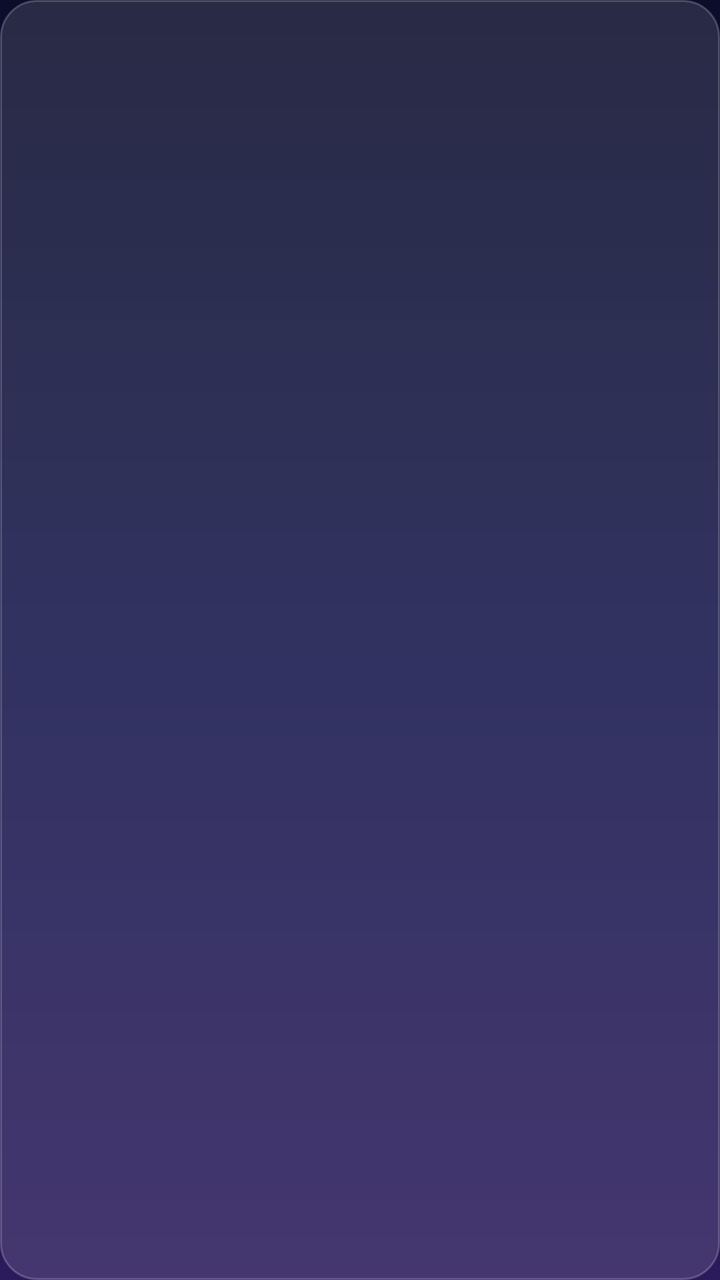
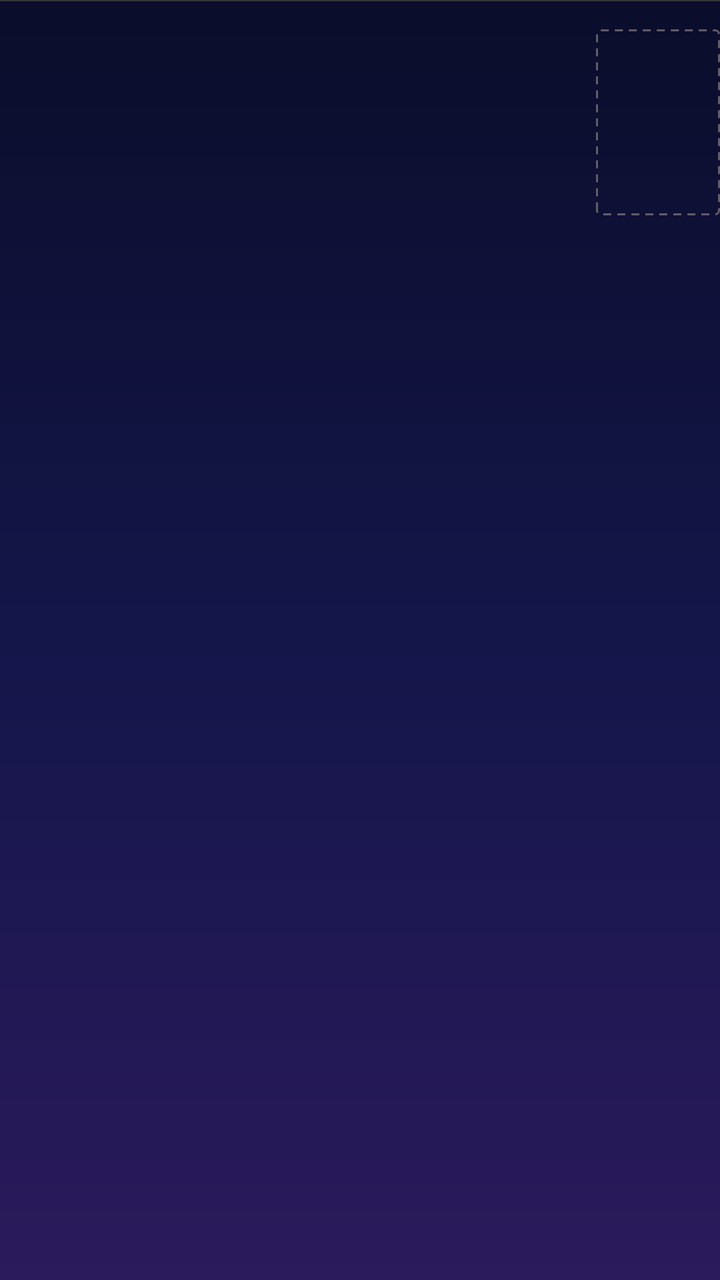

The first picture is an Android layout as it rendered before a commit; the second is the same layout after the commit. The layout source and the unified diff follow.
<!-- AndroidManifest.xml: application theme Theme.AnimeAwards -->
<!-- res/layout/item_category.xml -->
<?xml version="1.0" encoding="utf-8"?>
<LinearLayout xmlns:android="http://schemas.android.com/apk/res/android"
    android:layout_width="match_parent"
    android:layout_height="wrap_content"
    android:layout_margin="6dp"
    android:background="@drawable/bg_glass_card"
    android:gravity="center_vertical"
    android:orientation="horizontal"
    android:padding="14dp">

    <LinearLayout
        android:layout_width="0dp"
        android:layout_height="wrap_content"
        android:layout_weight="1"
        android:orientation="vertical">

        <TextView
            android:id="@+id/categoryName"
            android:layout_width="wrap_content"
            android:layout_height="wrap_content"
            android:textColor="@color/glass_text"
            android:textSize="17sp"
            android:textStyle="bold" />

        <TextView
            android:id="@+id/winnerText"
            android:layout_width="wrap_content"
            android:layout_height="wrap_content"
            android:layout_marginTop="4dp"
            android:textSize="13sp" />
    </LinearLayout>

    <com.biswajeet.animeawards.PosterView
        android:id="@+id/winnerPoster"
        android:layout_width="44dp"
        android:layout_height="64dp"
        android:layout_marginStart="12dp"
        android:contentDescription="Winner poster"
        android:visibility="gone" />

</LinearLayout>
<!-- resources referenced by this layout -->
<resources>
  <color name="glass_text">#FFFFFF</color>
  <!-- drawable bg_glass_card (drawable) -->
  <?xml version="1.0" encoding="utf-8"?>
  <shape xmlns:android="http://schemas.android.com/apk/res/android"
      android:shape="rectangle">
      <solid android:color="#1FFFFFFF" />
      <stroke android:width="1dp" android:color="#33FFFFFF" />
      <corners android:radius="18dp" />
  </shape>
  <style name="Theme.AnimeAwards" parent="Theme.AppCompat.NoActionBar">
          <item name="colorPrimary">#6750A4</item>
          <item name="colorPrimaryDark">@color/night_top</item>
          <item name="colorAccent">#B8A6FF</item>
          <item name="colorControlNormal">@color/glass_muted</item>
          <item name="android:windowBackground">@drawable/bg_night</item>
          <item name="android:statusBarColor">@color/night_top</item>
          <item name="android:navigationBarColor">@color/night_bottom</item>
          <item name="android:textColorHint">#8E90B8</item>
          <item name="buttonStyle">@style/Widget.Glass.Button</item>
      </style>
  <color name="night_top">#0B0D2B</color>
  <color name="glass_muted">#B9BBE0</color>
  <!-- drawable bg_night (drawable) -->
  <?xml version="1.0" encoding="utf-8"?>
  <shape xmlns:android="http://schemas.android.com/apk/res/android"
      android:shape="rectangle">
      <gradient
          android:angle="270"
          android:startColor="@color/night_top"
          android:centerColor="@color/night_mid"
          android:endColor="@color/night_bottom"
          android:type="linear" />
  </shape>
  <color name="night_bottom">#2B1A5C</color>
  <style name="Widget.Glass.Button" parent="Widget.AppCompat.Button">
          <item name="android:background">@drawable/bg_glass_button</item>
          <item name="android:textColor">@color/glass_text</item>
          <item name="android:textAllCaps">false</item>
          <item name="android:textSize">15sp</item>
          <item name="android:minHeight">48dp</item>
          <item name="android:minWidth">48dp</item>
          <item name="android:stateListAnimator">@null</item>
      </style>
  <color name="night_mid">#14164A</color>
  <!-- drawable bg_glass_button (drawable) -->
  <?xml version="1.0" encoding="utf-8"?>
  <ripple xmlns:android="http://schemas.android.com/apk/res/android"
      android:color="#40FFFFFF">
      <item>
          <shape android:shape="rectangle">
              <solid android:color="#26FFFFFF" />
              <stroke android:width="1dp" android:color="#40FFFFFF" />
              <corners android:radius="16dp" />
          </shape>
      </item>
  </ripple>
</resources>

<!-- the commit's change to res/layout/item_category.xml (unified diff, before → after) -->
@@ -2,40 +2,77 @@
 <LinearLayout xmlns:android="http://schemas.android.com/apk/res/android"
     android:layout_width="match_parent"
     android:layout_height="wrap_content"
-    android:layout_margin="6dp"
-    android:background="@drawable/bg_glass_card"
-    android:gravity="center_vertical"
-    android:orientation="horizontal"
-    android:padding="14dp">
+    android:clickable="true"
+    android:focusable="true"
+    android:foreground="?android:attr/selectableItemBackground"
+    android:orientation="vertical">
+
+    <View
+        android:layout_width="match_parent"
+        android:layout_height="0.5dp"
+        android:background="@color/ed_line" />
 
     <LinearLayout
-        android:layout_width="0dp"
+        android:layout_width="match_parent"
         android:layout_height="wrap_content"
-        android:layout_weight="1"
-        android:orientation="vertical">
+        android:orientation="horizontal"
+        android:paddingTop="14dp"
+        android:paddingBottom="14dp">
 
         <TextView
-            android:id="@+id/categoryName"
-            android:layout_width="wrap_content"
+            android:id="@+id/categoryNumber"
+            style="@style/Ed.Display"
+            android:layout_width="66dp"
             android:layout_height="wrap_content"
-            android:textColor="@color/glass_text"
-            android:textSize="17sp"
-            android:textStyle="bold" />
+            android:textColor="@color/ed_dim"
+            android:textSize="52sp" />
 
-        <TextView
-            android:id="@+id/winnerText"
-            android:layout_width="wrap_content"
-            android:layout_height="wrap_content"
-            android:layout_marginTop="4dp"
-            android:textSize="13sp" />
+        <LinearLayout
+            android:layout_width="0dp"
+            android:layout_height="93dp"
+            android:layout_marginEnd="12dp"
+            android:layout_weight="1"
+            android:orientation="vertical">
+
+            <TextView
+                android:id="@+id/categoryName"
+                style="@style/Ed.Display"
+                android:layout_width="match_parent"
+                android:layout_height="wrap_content"
+                android:letterSpacing="0.01"
+                android:maxLines="2"
+                android:textAllCaps="true"
+                android:textColor="@color/ed_ivory"
+                android:textSize="23sp" />
+
+            <Space
+                android:layout_width="match_parent"
+                android:layout_height="0dp"
+                android:layout_weight="1" />
+
+            <TextView
+                android:id="@+id/winnerLabel"
+                style="@style/Ed.Label"
+                android:layout_width="wrap_content"
+                android:layout_height="wrap_content" />
+
+            <TextView
+                android:id="@+id/winnerText"
+                android:layout_width="match_parent"
+                android:layout_height="wrap_content"
+                android:layout_marginTop="3dp"
+                android:ellipsize="end"
+                android:maxLines="2"
+                android:textColor="@color/ed_ivory"
+                android:textSize="14sp" />
+        </LinearLayout>
+
+        <ImageView
+            android:id="@+id/winnerPoster"
+            android:layout_width="62dp"
+            android:layout_height="93dp"
+            android:background="@drawable/bg_ed_slot"
+            android:importantForAccessibility="no"
+            android:scaleType="centerCrop" />
     </LinearLayout>
-
-    <com.biswajeet.animeawards.PosterView
-        android:id="@+id/winnerPoster"
-        android:layout_width="44dp"
-        android:layout_height="64dp"
-        android:layout_marginStart="12dp"
-        android:contentDescription="Winner poster"
-        android:visibility="gone" />
-
 </LinearLayout>
<!-- resource entries referenced after the edit -->
@@ -1,14 +1,35 @@
 <!-- resources referenced by this layout -->
 <resources>
-  <color name="glass_text">#FFFFFF</color>
-  <!-- drawable bg_glass_card (drawable) -->
+  <color name="ed_dim">#605D6B</color>
+  <color name="ed_ivory">#F0EDE5</color>
+  <color name="ed_line">#34343B</color>
+  <!-- drawable bg_ed_slot (drawable) -->
   <?xml version="1.0" encoding="utf-8"?>
   <shape xmlns:android="http://schemas.android.com/apk/res/android"
       android:shape="rectangle">
-      <solid android:color="#1FFFFFFF" />
-      <stroke android:width="1dp" android:color="#33FFFFFF" />
-      <corners android:radius="18dp" />
+      <solid android:color="#00000000" />
+      <stroke
+          android:width="1dp"
+          android:color="@color/ed_dim"
+          android:dashWidth="4dp"
+          android:dashGap="3dp" />
+      <corners android:radius="2dp" />
   </shape>
+  <style name="Ed.Display">
+          <item name="android:fontFamily">sans-serif-condensed</item>
+          <item name="android:textStyle">bold</item>
+          <item name="android:includeFontPadding">false</item>
+          <item name="android:letterSpacing">-0.03</item>
+      </style>
+  <style name="Ed.Label">
+          <item name="android:textSize">11sp</item>
+          <item name="android:letterSpacing">0.16</item>
+          <item name="android:textAllCaps">true</item>
+          <item name="android:textColor">@color/ed_muted</item>
+          <item name="android:fontFamily">sans-serif-medium</item>
+          <item name="android:includeFontPadding">false</item>
+      </style>
+  <color name="glass_text">#FFFFFF</color>
   <style name="Theme.AnimeAwards" parent="Theme.AppCompat.NoActionBar">
           <item name="colorPrimary">#6750A4</item>
           <item name="colorPrimaryDark">@color/night_top</item>
@@ -20,6 +41,7 @@
           <item name="android:textColorHint">#8E90B8</item>
           <item name="buttonStyle">@style/Widget.Glass.Button</item>
       </style>
+  <color name="ed_muted">#8D8A96</color>
   <color name="night_top">#0B0D2B</color>
   <color name="glass_muted">#B9BBE0</color>
   <!-- drawable bg_night (drawable) -->
